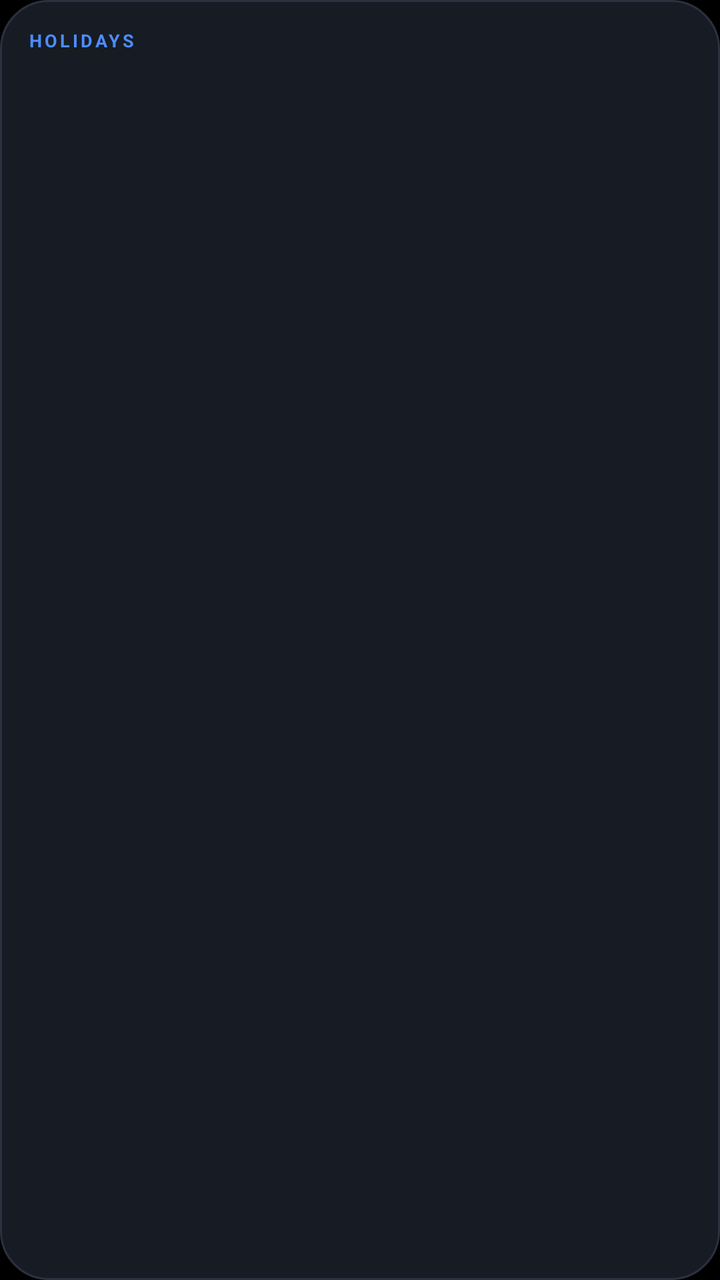
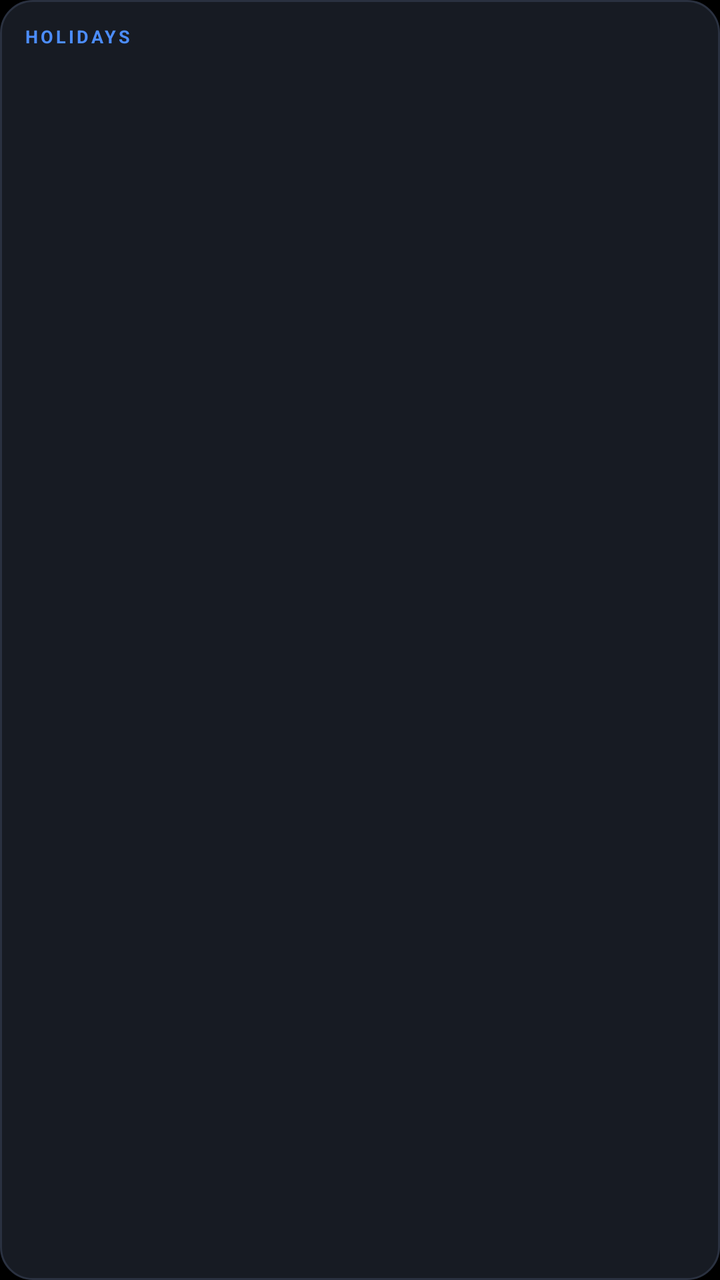

Before-and-after screenshots of an Android layout around one commit, followed by the original layout XML and the change that was made.
<!-- AndroidManifest.xml: application theme Theme.Chronos -->
<!-- res/layout/widget_holidays.xml -->
<?xml version="1.0" encoding="utf-8"?>
<LinearLayout xmlns:android="http://schemas.android.com/apk/res/android"
    android:id="@+id/widget_root"
    android:layout_width="match_parent"
    android:layout_height="match_parent"
    android:background="@drawable/widget_bg"
    android:orientation="vertical"
    android:padding="14dp">

    <TextView
        android:id="@+id/hol_header"
        android:layout_width="match_parent"
        android:layout_height="wrap_content"
        android:text="HOLIDAYS"
        android:textColor="#4C8DFF"
        android:textSize="9sp"
        android:letterSpacing="0.15"
        android:textStyle="bold"
        android:layout_marginBottom="4dp" />

    <LinearLayout
        android:id="@+id/hol1_row"
        android:layout_width="match_parent"
        android:layout_height="wrap_content"
        android:orientation="horizontal"
        android:paddingTop="4dp"
        android:paddingBottom="4dp">

        <TextView
            android:id="@+id/hol1"
            android:layout_width="60dp"
            android:layout_height="wrap_content"
            android:textSize="12sp"
            android:textColor="#4C8DFF"
            android:textStyle="bold" />

        <TextView
            android:id="@+id/hol1_name"
            android:layout_width="0dp"
            android:layout_height="wrap_content"
            android:layout_weight="1"
            android:textSize="12sp"
            android:maxLines="1"
            android:ellipsize="end"
            android:textColor="#EDEFF3" />
    </LinearLayout>
    <LinearLayout
        android:id="@+id/hol2_row"
        android:layout_width="match_parent"
        android:layout_height="wrap_content"
        android:orientation="horizontal"
        android:paddingTop="4dp"
        android:paddingBottom="4dp">

        <TextView
            android:id="@+id/hol2"
            android:layout_width="60dp"
            android:layout_height="wrap_content"
            android:textSize="12sp"
            android:textColor="#4C8DFF"
            android:textStyle="bold" />

        <TextView
            android:id="@+id/hol2_name"
            android:layout_width="0dp"
            android:layout_height="wrap_content"
            android:layout_weight="1"
            android:textSize="12sp"
            android:maxLines="1"
            android:ellipsize="end"
            android:textColor="#EDEFF3" />
    </LinearLayout>
    <LinearLayout
        android:id="@+id/hol3_row"
        android:layout_width="match_parent"
        android:layout_height="wrap_content"
        android:orientation="horizontal"
        android:paddingTop="4dp"
        android:paddingBottom="4dp">

        <TextView
            android:id="@+id/hol3"
            android:layout_width="60dp"
            android:layout_height="wrap_content"
            android:textSize="12sp"
            android:textColor="#4C8DFF"
            android:textStyle="bold" />

        <TextView
            android:id="@+id/hol3_name"
            android:layout_width="0dp"
            android:layout_height="wrap_content"
            android:layout_weight="1"
            android:textSize="12sp"
            android:maxLines="1"
            android:ellipsize="end"
            android:textColor="#EDEFF3" />
    </LinearLayout>
</LinearLayout>
<!-- resources referenced by this layout -->
<resources>
  <!-- drawable widget_bg (drawable) -->
  <?xml version="1.0" encoding="utf-8"?>
  <shape xmlns:android="http://schemas.android.com/apk/res/android" android:shape="rectangle">
      <corners android:radius="24dp" />
      <solid android:color="#171B23" />
      <stroke android:width="1dp" android:color="#2A3140" />
  </shape>
  <style name="Theme.Chronos" parent="android:Theme.Material.NoActionBar">
          <item name="android:windowBackground">@android:color/black</item>
          <item name="android:statusBarColor">@android:color/transparent</item>
          <item name="android:navigationBarColor">@android:color/transparent</item>
          <item name="android:windowDrawsSystemBarBackgrounds">true</item>
      </style>
</resources>

<!-- the commit's change to res/layout/widget_holidays.xml (unified diff, before → after) -->
@@ -5,33 +5,33 @@
     android:layout_height="match_parent"
     android:background="@drawable/widget_bg"
     android:orientation="vertical"
-    android:padding="14dp">
+    android:padding="@dimen/widget_pad">
 
     <TextView
         android:id="@+id/hol_header"
         android:layout_width="match_parent"
         android:layout_height="wrap_content"
-        android:text="HOLIDAYS"
-        android:textColor="#4C8DFF"
+        android:text="@string/widget_header_holidays"
+        android:textColor="@color/widget_accent"
         android:textSize="9sp"
         android:letterSpacing="0.15"
         android:textStyle="bold"
-        android:layout_marginBottom="4dp" />
+        android:layout_marginBottom="@dimen/widget_gap" />
 
     <LinearLayout
         android:id="@+id/hol1_row"
         android:layout_width="match_parent"
         android:layout_height="wrap_content"
         android:orientation="horizontal"
-        android:paddingTop="4dp"
-        android:paddingBottom="4dp">
+        android:paddingTop="@dimen/widget_gap"
+        android:paddingBottom="@dimen/widget_gap">
 
         <TextView
             android:id="@+id/hol1"
-            android:layout_width="60dp"
+            android:layout_width="@dimen/widget_date_column"
             android:layout_height="wrap_content"
             android:textSize="12sp"
-            android:textColor="#4C8DFF"
+            android:textColor="@color/widget_accent"
             android:textStyle="bold" />
 
         <TextView
@@ -42,22 +42,23 @@
             android:textSize="12sp"
             android:maxLines="1"
             android:ellipsize="end"
-            android:textColor="#EDEFF3" />
+            android:textColor="@color/widget_ink" />
     </LinearLayout>
+
     <LinearLayout
         android:id="@+id/hol2_row"
         android:layout_width="match_parent"
         android:layout_height="wrap_content"
         android:orientation="horizontal"
-        android:paddingTop="4dp"
-        android:paddingBottom="4dp">
+        android:paddingTop="@dimen/widget_gap"
+        android:paddingBottom="@dimen/widget_gap">
 
         <TextView
             android:id="@+id/hol2"
-            android:layout_width="60dp"
+            android:layout_width="@dimen/widget_date_column"
             android:layout_height="wrap_content"
             android:textSize="12sp"
-            android:textColor="#4C8DFF"
+            android:textColor="@color/widget_accent"
             android:textStyle="bold" />
 
         <TextView
@@ -68,22 +69,23 @@
             android:textSize="12sp"
             android:maxLines="1"
             android:ellipsize="end"
-            android:textColor="#EDEFF3" />
+            android:textColor="@color/widget_ink" />
     </LinearLayout>
+
     <LinearLayout
         android:id="@+id/hol3_row"
         android:layout_width="match_parent"
         android:layout_height="wrap_content"
         android:orientation="horizontal"
-        android:paddingTop="4dp"
-        android:paddingBottom="4dp">
+        android:paddingTop="@dimen/widget_gap"
+        android:paddingBottom="@dimen/widget_gap">
 
         <TextView
             android:id="@+id/hol3"
-            android:layout_width="60dp"
+            android:layout_width="@dimen/widget_date_column"
             android:layout_height="wrap_content"
             android:textSize="12sp"
-            android:textColor="#4C8DFF"
+            android:textColor="@color/widget_accent"
             android:textStyle="bold" />
 
         <TextView
@@ -94,6 +96,6 @@
             android:textSize="12sp"
             android:maxLines="1"
             android:ellipsize="end"
-            android:textColor="#EDEFF3" />
+            android:textColor="@color/widget_ink" />
     </LinearLayout>
 </LinearLayout>
<!-- resource entries referenced after the edit -->
@@ -1,17 +1,24 @@
 <!-- resources referenced by this layout -->
 <resources>
+  <color name="widget_accent">#4C8DFF</color>
+  <color name="widget_ink">#EDEFF3</color>
+  <dimen name="widget_date_column">60dp</dimen>
+  <dimen name="widget_gap">4dp</dimen>
+  <dimen name="widget_pad">12dp</dimen>
   <!-- drawable widget_bg (drawable) -->
   <?xml version="1.0" encoding="utf-8"?>
   <shape xmlns:android="http://schemas.android.com/apk/res/android" android:shape="rectangle">
-      <corners android:radius="24dp" />
+      <corners android:radius="@dimen/widget_corner_radius" />
       <solid android:color="#171B23" />
       <stroke android:width="1dp" android:color="#2A3140" />
   </shape>
+  <string name="widget_header_holidays">HOLIDAYS</string>
   <style name="Theme.Chronos" parent="android:Theme.Material.NoActionBar">
           <item name="android:windowBackground">@android:color/black</item>
           <item name="android:statusBarColor">@android:color/transparent</item>
           <item name="android:navigationBarColor">@android:color/transparent</item>
           <item name="android:windowDrawsSystemBarBackgrounds">true</item>
       </style>
+  <dimen name="widget_corner_radius">16dp</dimen>
 </resources>
 
